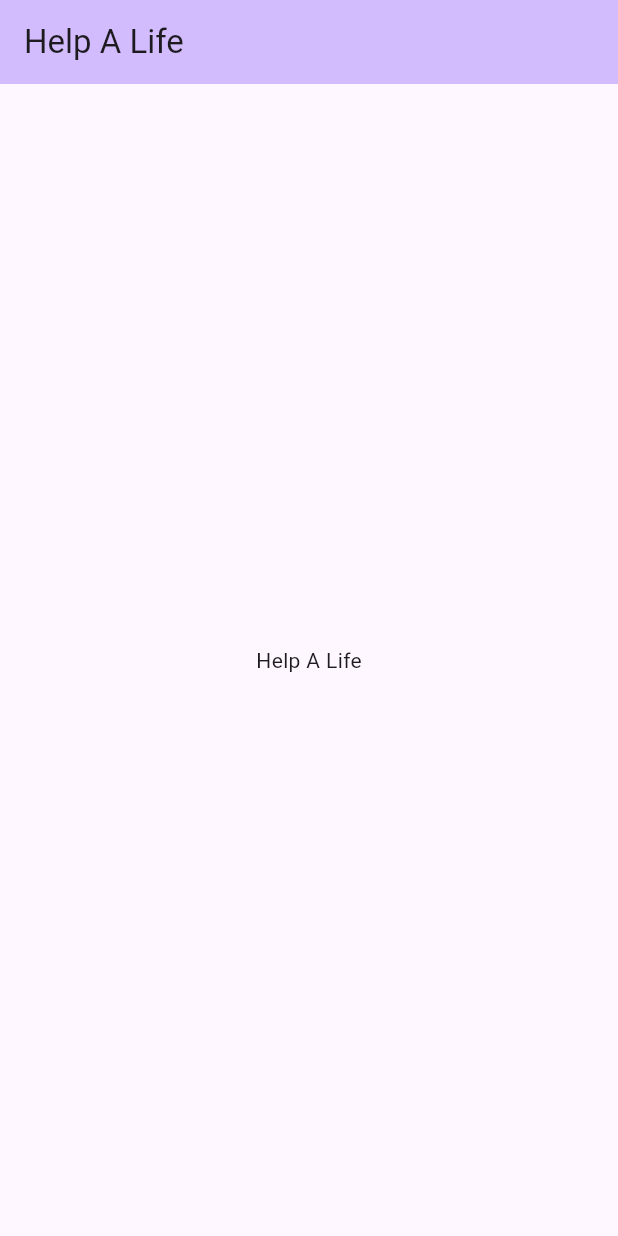
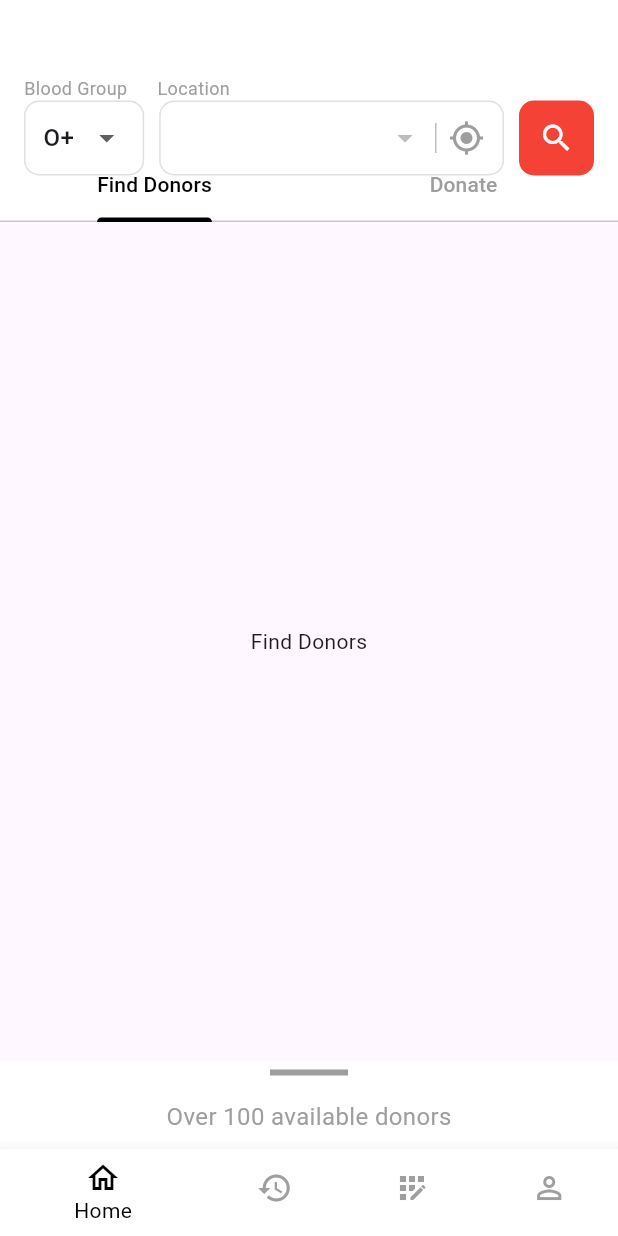
Before and after one commit to ZionStarPvt/helpalife-mobile, a Flutter app: the screen it shows after launch, on a phone screen of 412 x 824 dp. Run offline on Flutter 3.47's test engine with Material 3 defaults, Android fonts, the phone set to English and light mode, and no system bars.

Commit message:
home page design

```diff
--- /dev/null
+++ b/lib/home_screen/bottom_navigation_bar.dart
@@ -0,0 +1,38 @@
+import 'package:flutter/material.dart';
+
+class BottomNavBar extends StatelessWidget {
+  final int currentIndex;
+  final Function(int) onTap;
+
+  const BottomNavBar({
+    Key? key,
+    required this.currentIndex,
+    required this.onTap,
+  }) : super(key: key);
+
+  @override
+  Widget build(BuildContext context) {
+    return BottomNavigationBar(
+      currentIndex: currentIndex,
+      selectedItemColor: Colors.black,
+      unselectedItemColor: Colors.grey,
+      onTap: onTap,
+      items: [
+        BottomNavigationBarItem(
+          icon: Icon(Icons.home_outlined),
+          label: "Home",
+          backgroundColor: Colors.white,
+        ),
+        BottomNavigationBarItem(icon: Icon(Icons.history), label: "History"),
+        BottomNavigationBarItem(
+          icon: Icon(Icons.app_registration),
+          label: "Register",
+        ),
+        BottomNavigationBarItem(
+          icon: Icon(Icons.person_outline),
+          label: "Profile",
+        ),
+      ],
+    );
+  }
+}
--- /dev/null
+++ b/lib/home_screen/donate_map.dart
@@ -0,0 +1,19 @@
+import 'package:flutter/material.dart';
+
+
+class DonateMap extends StatefulWidget {
+  @override
+  _DonateMapState createState() => _DonateMapState();
+}
+
+class _DonateMapState extends State<DonateMap> {
+  @override
+  Widget build(BuildContext context) {
+    return Scaffold(
+      appBar: AppBar(),
+      body: Center(
+        child: Text('Donate Map'),
+      ),
+    );
+  }
+}
--- /dev/null
+++ b/lib/home_screen/find_donors_map.dart
@@ -0,0 +1,18 @@
+import 'package:flutter/material.dart';
+
+class FindDonorsMap extends StatefulWidget {
+  @override
+  _FindDonorsMapState createState() => _FindDonorsMapState();
+}
+
+class _FindDonorsMapState extends State<FindDonorsMap> {
+  @override
+  Widget build(BuildContext context) {
+    return Scaffold(
+        body: Center(
+          child: Text("Find Donors"),
+
+        )
+    );
+  }
+}
--- /dev/null
+++ b/lib/home_screen/home_page.dart
@@ -0,0 +1,230 @@
+import 'package:flutter/material.dart';
+import 'bottom_navigation_bar.dart';
+import 'donate_map.dart';
+import 'find_donors_map.dart';
+
+class HomePage extends StatefulWidget {
+  @override
+  _HomePageState createState() => _HomePageState();
+}
+
+class _HomePageState extends State<HomePage>
+    with SingleTickerProviderStateMixin {
+  late TabController _tabController;
+  String _bottomText = "Over 100 available donors";
+  int _selectedIndex = 0;
+  String selectedBloodGroup = "O+";
+
+
+  final List<String> bloodGroups = ["O+", "A+", "B+", "AB+", "O-", "A-", "B-", "AB-"];
+
+  @override
+  void initState() {
+    super.initState();
+    _tabController = TabController(length: 2, vsync: this);
+
+    _tabController.addListener(() {
+      setState(() {
+        _bottomText =
+        _tabController.index == 0
+            ? "Over 100 available donors"
+            : "Over 100 blood requests";
+      });
+    });
+  }
+
+  void _showBottomSheet() {
+    showModalBottomSheet(
+      context: context,
+      barrierColor: Colors.transparent,
+      isScrollControlled: true,
+      builder: (context) {
+        return Container(
+          height: MediaQuery.of(context).size.height * 0.78,
+          width: MediaQuery.of(context).size.width,
+          decoration: BoxDecoration(
+            color: Colors.white,
+          ),
+        );
+      },
+    );
+  }
+  void _onNavItemTapped(int index) {
+    setState(() {
+      _selectedIndex = index;
+    });
+  }
+
+  @override
+  void dispose() {
+    _tabController.dispose();
+    super.dispose();
+  }
+
+  @override
+  Widget build(BuildContext context) {
+    return Scaffold(
+      backgroundColor: Colors.white,
+      appBar: PreferredSize(
+        preferredSize: Size.fromHeight(100),
+        child: Padding(
+          padding: EdgeInsets.only(top: 50, left: 16, right: 16),
+          child: Column(
+            crossAxisAlignment: CrossAxisAlignment.start,
+            children: [
+              // Labels
+              Row(
+                mainAxisAlignment: MainAxisAlignment.start,
+                children: [
+                  Text(
+                    "Blood Group",
+                    style: TextStyle(color: Colors.grey, fontSize: 12),
+                  ),
+                  SizedBox(width: 20),
+                  Text(
+                    "Location",
+                    style: TextStyle(color: Colors.grey, fontSize: 12),
+                  ),
+                ],
+              ),
+
+
+              Row(
+                children: [
+                  // Blood Group Dropdown
+                  Container(
+                    height: 50,
+                    padding: EdgeInsets.symmetric(horizontal: 12),
+                    decoration: BoxDecoration(
+                      border: Border.all(color: Colors.grey.shade300),
+                      borderRadius: BorderRadius.circular(10),
+                      color: Colors.white,
+                    ),
+                    child: DropdownButtonHideUnderline(
+                      child: DropdownButton(
+                        value: selectedBloodGroup,
+                        onChanged: (value) {
+                          setState(() {
+                            selectedBloodGroup = value!;
+                          });
+                        },
+                        items: bloodGroups
+                            .map(
+                              (e) => DropdownMenuItem(
+                            value: e,
+                            child: Text(e),
+                          ),
+                        )
+                            .toList(),
+                      ),
+                    ),
+                  ),
+                  SizedBox(width: 10),
+                  // Location Field with Dropdown
+                  Expanded(
+                    child: Container(
+                      height: 50,
+                      padding: EdgeInsets.symmetric(horizontal: 12),
+                      decoration: BoxDecoration(
+                        border: Border.all(color: Colors.grey.shade300),
+                        borderRadius: BorderRadius.circular(10),
+                        color: Colors.white,
+                      ),
+                      child: Row(
+                        children: [
+                          Expanded(
+                            child: DropdownButtonHideUnderline(
+                              child: DropdownButton(
+                                onChanged: null,
+                                items: [],
+                                style: TextStyle(
+                                  fontSize: 16,
+                                  color: Colors.black,
+                                ),
+                              ),
+                            ),
+                          ),
+                          Container(
+                            width: 1,
+                            height: 20,
+                            color: Colors.grey.shade400,
+                            margin: EdgeInsets.symmetric(horizontal: 8),
+                          ),
+                          Icon(Icons.gps_fixed, color: Colors.grey),
+                        ],
+                      ),
+                    ),
+                  ),
+                  SizedBox(width: 10),
+                  // Search Button
+                  InkWell(
+                    onTap: () {
+                      print("Search button clicked");
+                    },
+                    borderRadius: BorderRadius.circular(10),
+                    child: Container(
+                      height: 50,
+                      width: 50,
+                      decoration: BoxDecoration(
+                        color: Colors.red,
+                        borderRadius: BorderRadius.circular(10),
+                      ),
+                      child: Icon(Icons.search, color: Colors.white),
+                    ),
+                  ),
+                ],
+              ),
+            ],
+          ),
+        ),
+      ),
+      body: Column(
+        children: [
+          // TabBar
+          TabBar(
+            controller: _tabController,
+            indicatorColor: Colors.black,
+            labelColor: Colors.black,
+            unselectedLabelColor: Colors.grey,
+            tabs: [Tab(text: "Find Donors"), Tab(text: "Donate")],
+          ),
+          Expanded(
+            child: TabBarView(
+              controller: _tabController,
+              children: [
+                FindDonorsMap(), // Find Donors Map
+                DonateMap(),
+              ],
+            ),
+          ),
+          GestureDetector(
+            onTap: _showBottomSheet,
+            child: Column(
+              children: [
+                Divider(
+                  color: Colors.grey,
+                  thickness: 4,
+                  indent: 180,
+                  endIndent: 180,
+                ),
+                Padding(
+                  padding: EdgeInsets.symmetric(vertical: 10),
+                  child: Text(
+                    _bottomText,
+                    style: TextStyle(color: Colors.grey, fontSize: 16),
+                  ),
+                ),
+              ],
+            ),
+          ),
+        ],
+      ),
+      // Bottom Navigation Bar
+      bottomNavigationBar: BottomNavBar(
+        currentIndex: _selectedIndex,
+        onTap: _onNavItemTapped,
+
+      ),
+    );
+  }
+}
--- a/lib/main.dart
+++ b/lib/main.dart
@@ -1,4 +1,5 @@
 import 'package:flutter/material.dart';
+import 'package:helpalife_mobile/home_screen/home_page.dart';
 
 void main() {
   runApp(const MyApp());
@@ -7,95 +8,10 @@ void main() {
 class MyApp extends StatelessWidget {
   const MyApp({super.key});
 
-  // This widget is the root of your application.
   @override
   Widget build(BuildContext context) {
     return MaterialApp(
-      title: 'Help A Life',
-      theme: ThemeData(
-        // This is the theme of your application.
-        //
-        // TRY THIS: Try running your application with "flutter run". You'll see
-        // the application has a purple toolbar. Then, without quitting the app,
-        // try changing the seedColor in the colorScheme below to Colors.green
-        // and then invoke "hot reload" (save your changes or press the "hot
-        // reload" button in a Flutter-supported IDE, or press "r" if you used
-        // the command line to start the app).
-        //
-        // Notice that the counter didn't reset back to zero; the application
-        // state is not lost during the reload. To reset the state, use hot
-        // restart instead.
-        //
-        // This works for code too, not just values: Most code changes can be
-        // tested with just a hot reload.
-        colorScheme: ColorScheme.fromSeed(seedColor: Colors.deepPurple),
-      ),
-      home: const MyHomePage(title: 'Help A Life'),
+        home: HomePage()
     );
   }
 }
-
-class MyHomePage extends StatefulWidget {
-  const MyHomePage({super.key, required this.title});
-
-  // This widget is the home page of your application. It is stateful, meaning
-  // that it has a State object (defined below) that contains fields that affect
-  // how it looks.
-
-  // This class is the configuration for the state. It holds the values (in this
-  // case the title) provided by the parent (in this case the App widget) and
-  // used by the build method of the State. Fields in a Widget subclass are
-  // always marked "final".
-
-  final String title;
-
-  @override
-  State<MyHomePage> createState() => _MyHomePageState();
-}
-
-class _MyHomePageState extends State<MyHomePage> {
-
-  @override
-  Widget build(BuildContext context) {
-    // This method is rerun every time setState is called, for instance as done
-    // by the _incrementCounter method above.
-    //
-    // The Flutter framework has been optimized to make rerunning build methods
-    // fast, so that you can just rebuild anything that needs updating rather
-    // than having to individually change instances of widgets.
-    return Scaffold(
-      appBar: AppBar(
-        // TRY THIS: Try changing the color here to a specific color (to
-        // Colors.amber, perhaps?) and trigger a hot reload to see the AppBar
-        // change color while the other colors stay the same.
-        backgroundColor: Theme.of(context).colorScheme.inversePrimary,
-        // Here we take the value from the MyHomePage object that was created by
-        // the App.build method, and use it to set our appbar title.
-        title: Text(widget.title),
-      ),
-      body: Center(
-        // Center is a layout widget. It takes a single child and positions it
-        // in the middle of the parent.
-        child: Column(
-          // Column is also a layout widget. It takes a list of children and
-          // arranges them vertically. By default, it sizes itself to fit its
-          // children horizontally, and tries to be as tall as its parent.
-          //
-          // Column has various properties to control how it sizes itself and
-          // how it positions its children. Here we use mainAxisAlignment to
-          // center the children vertically; the main axis here is the vertical
-          // axis because Columns are vertical (the cross axis would be
-          // horizontal).
-          //
-          // TRY THIS: Invoke "debug painting" (choose the "Toggle Debug Paint"
-          // action in the IDE, or press "p" in the console), to see the
-          // wireframe for each widget.
-          mainAxisAlignment: MainAxisAlignment.center,
-          children: <Widget>[
-            const Text('Help A Life'),
-          ],
-        ),
-      ),
-    );
-  }
-}
```
